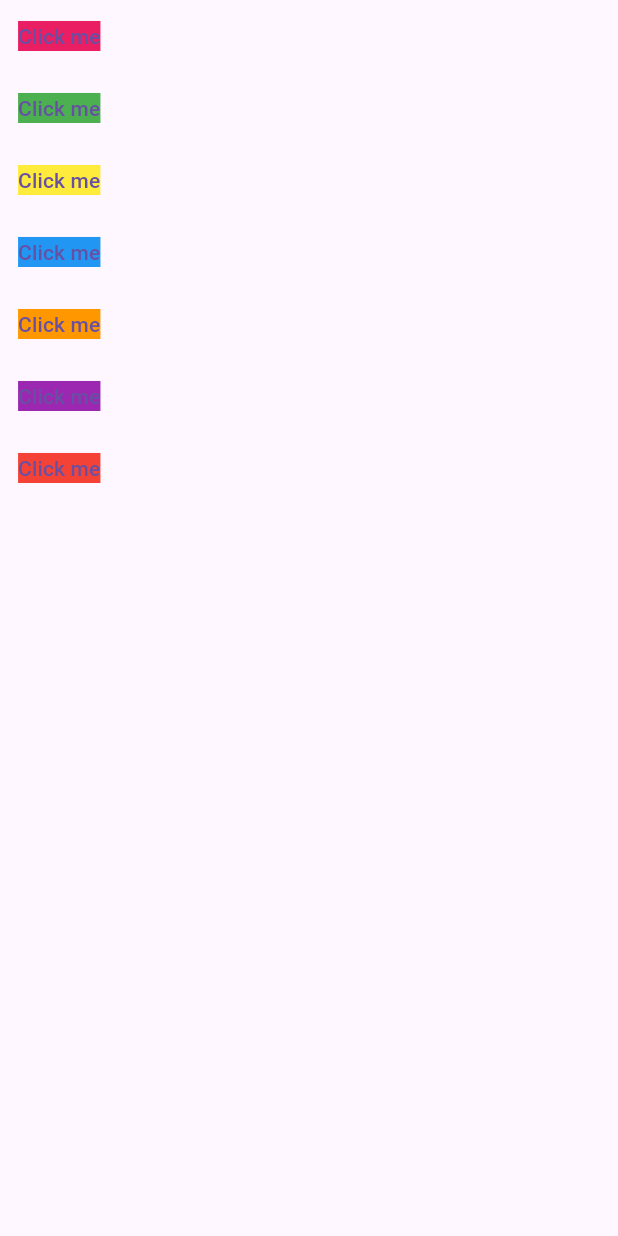
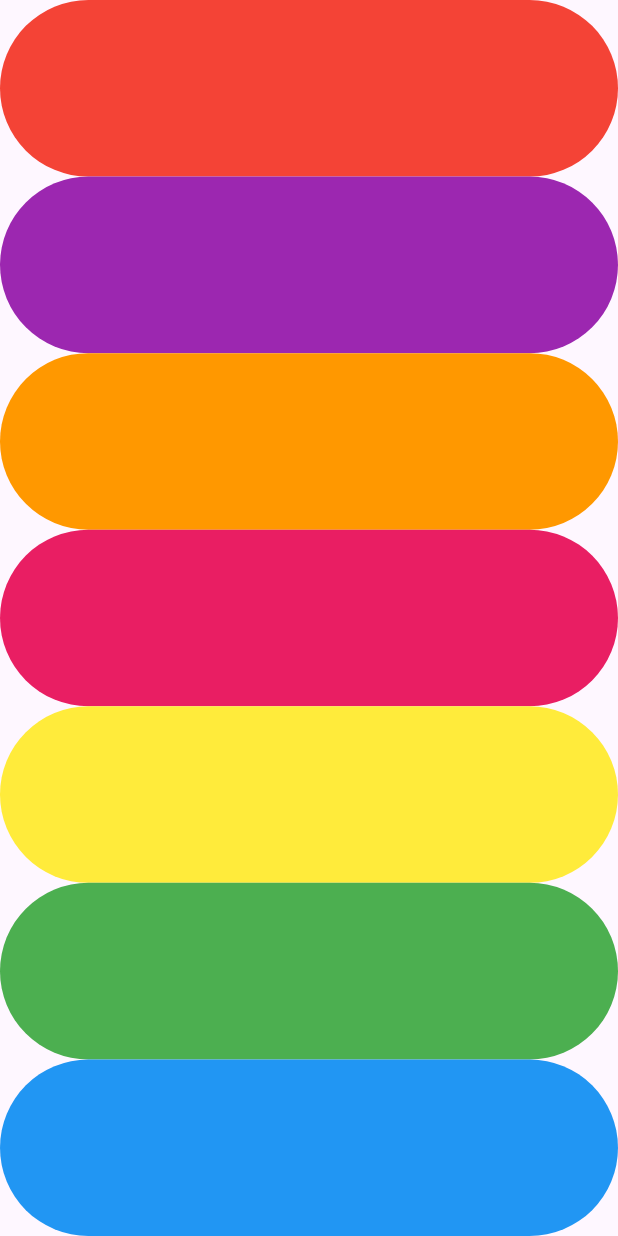
Before and after one commit to Dhrumil2101/xylophone, a Flutter app: the screen it shows after launch, on a phone screen of 412 x 824 dp. Run offline on Flutter 3.47's test engine with Material 3 defaults, Android fonts, the light colour scheme and no system bars; our stand-ins replace audioplayers.

Commit message:
expand all buttons with diffrent colors and musics

```diff
--- a/lib/main.dart
+++ b/lib/main.dart
@@ -4,62 +4,39 @@ import 'package:audioplayers/audioplayers.dart';
 void main() => runApp(XylophoneApp());
 
 class XylophoneApp extends StatelessWidget {
+
+  void countnumber(int number){
+    final player = AudioPlayer();
+    player.play(AssetSource('note$number.wav'));
+  }
+  Expanded expandbutton({required Color colors,required int number}){
+    return Expanded(
+      child: TextButton(
+        onPressed: () {
+          countnumber(number);
+
+        },
+        child:Text('',),
+        style: ButtonStyle(backgroundColor: MaterialStateProperty.all<Color>(colors),),
+      ),
+    );
+  }
   @override
   Widget build(BuildContext context) {
     return MaterialApp(
       home: Scaffold(
         body: SafeArea(
           child: Column(
-            children: [
-              TextButton(
-                onPressed: () {
-                  final player = AudioPlayer();
-                  player.play(AssetSource('note1.wav'));
-                },
-                child: Text("Click me",style: TextStyle(backgroundColor:Colors.pink ),),
-              ),
-              TextButton(
-                onPressed: () {
-                  final player = AudioPlayer();
-                  player.play(AssetSource('note2.wav'));
-                },
-                child: Text("Click me",style: TextStyle(backgroundColor:Colors.green ),),
-              ),
-              TextButton(
-                onPressed: () {
-                  final player = AudioPlayer();
-                  player.play(AssetSource('note3.wav'));
-                },
-                child: Text("Click me",style: TextStyle(backgroundColor:Colors.yellow ),),
-              ),
-              TextButton(
-                onPressed: () {
-                  final player = AudioPlayer();
-                  player.play(AssetSource('note4.wav'));
-                },
-                child: Text("Click me",style: TextStyle(backgroundColor:Colors.blue ),),
-              ),
-              TextButton(
-                onPressed: () {
-                  final player = AudioPlayer();
-                  player.play(AssetSource('note5.wav'));
-                },
-                child: Text("Click me",style: TextStyle(backgroundColor:Colors.orange ),),
-              ),
-              TextButton(
-                onPressed: () {
-                  final player = AudioPlayer();
-                  player.play(AssetSource('note6.wav'));
-                },
-                child: Text("Click me",style: TextStyle(backgroundColor:Colors.purple ),),
-              ),
-              TextButton(
-                onPressed: () {
-                  final player = AudioPlayer();
-                  player.play(AssetSource('note7.wav'));
-                },
-                child: Text("Click me",style: TextStyle(backgroundColor:Colors.red ),),
-              ),
+            crossAxisAlignment: CrossAxisAlignment.stretch,
+            children:<Widget> [
+              expandbutton(colors: Colors.red, number: 1),
+              expandbutton(colors: Colors.purple, number: 2),
+              expandbutton(colors: Colors.orange, number: 3),
+              expandbutton(colors: Colors.pink, number: 4),
+              expandbutton(colors: Colors.yellow, number: 5),
+              expandbutton(colors: Colors.green, number: 6),
+              expandbutton(colors: Colors.blue, number: 7),
+
 
             ],
           ),
```
